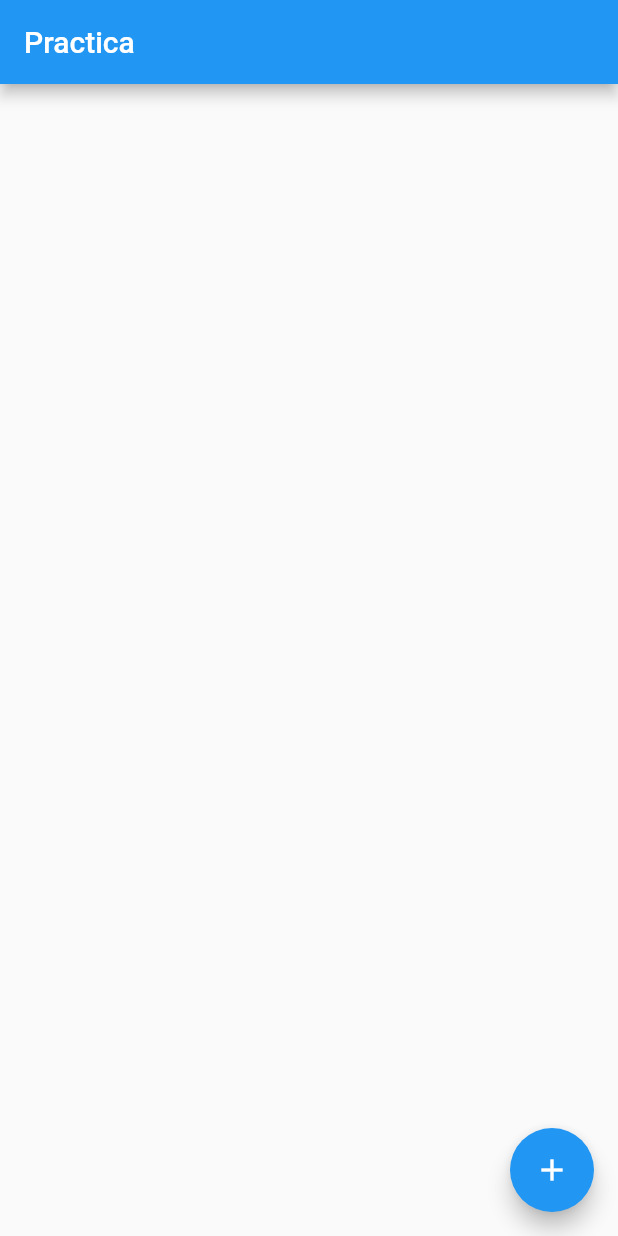
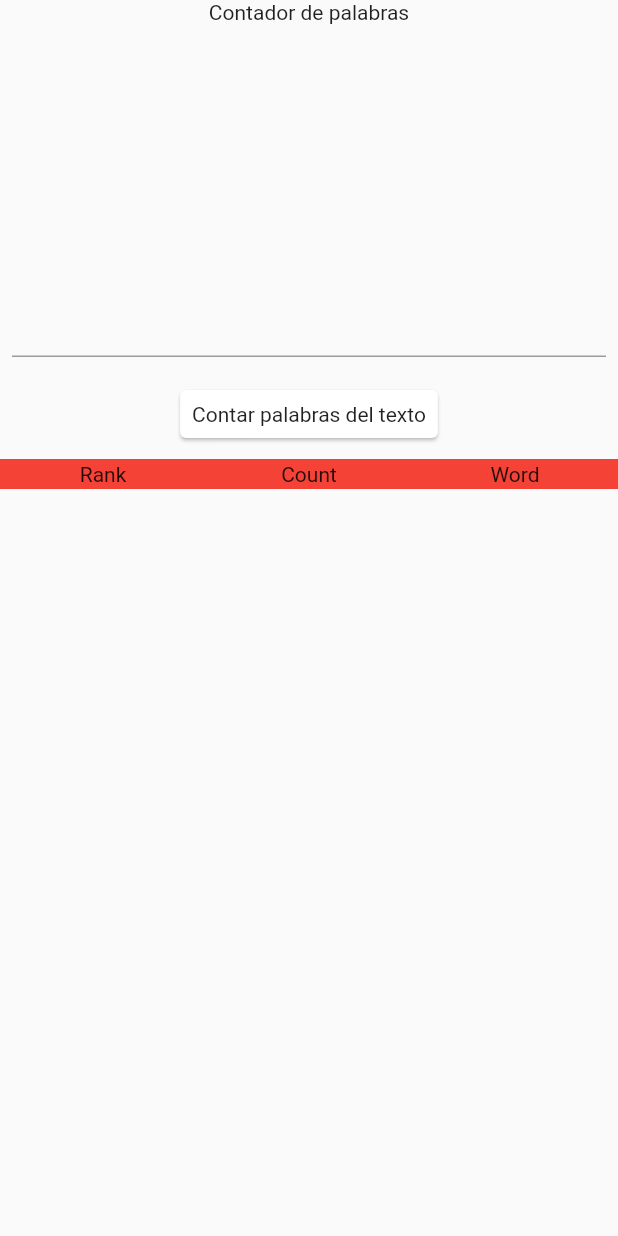
Before and after one commit to CristobalSandoval23/proyectos_realizados_app_ideas, a Flutter app: the screen it shows after launch, on a phone screen of 412 x 824 dp. Run offline on Flutter 3.47's test engine with Material 2 defaults, Android fonts, the phone set to English and light mode, and no system bars; our stand-ins replace firebase_core, flutter_bloc, get; missing offline and left inert: dart:html, pausable_timer; accounts and stored records are empty.

Commit message:
se termino el proyecto de contador de palabras repetidas en un texto

```diff
--- /dev/null
+++ b/lib/contador_palabras/page/contador_palabras_page.dart
@@ -0,0 +1,95 @@
+import 'package:flutter/material.dart';
+
+class ContadorPalabrasPage extends StatefulWidget {
+  const ContadorPalabrasPage({super.key});
+
+  @override
+  State<ContadorPalabrasPage> createState() => _ContadorPalabrasPageState();
+}
+
+class _ContadorPalabrasPageState extends State<ContadorPalabrasPage> {
+    String text = "";
+    List<TableRow> tableRow = [];
+    Map<String, int>  listaPalabras = {};
+    bool limpiar = false;
+    int contadorPalabras = 0;
+  @override
+  void initState() {
+    super.initState();
+  }
+  @override
+  void dispose() {
+    // TODO: implement dispose
+    super.dispose();
+  }
+  @override
+  Widget build(BuildContext context) {
+
+    return Scaffold(
+      body: SingleChildScrollView(
+        child: Column(
+          children:  [
+            const Text("Contador de palabras"),
+            Padding(
+              padding: const EdgeInsets.all(8.0),
+              child: TextFormField(
+                onChanged: (value)=> text = value,
+                minLines: 10,
+                maxLines: 10,
+              ),
+            ),
+            const SizedBox(height: 10,),
+             Card(child: Padding(
+              padding: const EdgeInsets.all(8.0),
+              child: GestureDetector(
+                onTap: () {
+                  listaPalabras.clear();
+                    setState(() {
+                  final stringList = text.split(" ");
+
+                 for (var element in stringList.toSet().toList()) {
+
+                      stringList.forEach((e) {
+                            if(e == element)contadorPalabras++;
+                      });
+                    if(element != "" ) listaPalabras.addAll({element:contadorPalabras});
+                    contadorPalabras = 0;
+                 }
+                    });
+                },
+                child: const Text("Contar palabras del texto")),
+            ),),
+            const SizedBox(height: 10,),
+            Table(
+                children: [
+                  TableRow(
+                    children: [
+                        Container(alignment: Alignment.center, height: 20, color: Colors.red,child: const Text("Rank"),),
+                        Container(alignment: Alignment.center,height: 20, color: Colors.red,child: const Text("Count"),),
+                        Container(alignment: Alignment.center, height: 20, color: Colors.red,child: const Text("Word"),),
+                    ]
+                  ),
+
+                ],
+            ),
+            Table(
+                children: data()
+            ),
+          ],
+        ),
+      ),
+    );
+  }
+
+
+List<TableRow> data() {
+  return List.generate(listaPalabras.length, (index) =>
+  TableRow(
+                  children: [
+                      Container(alignment: Alignment.center, height: 20, color: Colors.red,child: Text("${index+1}"),),
+                      Container(alignment: Alignment.center,height: 20, color: Colors.red,child:  Text("${listaPalabras.values.toList()[index]}"),),
+                      Container(alignment: Alignment.center, height: 20, color: Colors.red,child: Text(listaPalabras.keys.toList()[index]),),
+                  ]
+                ),);
+}
+}
--- a/lib/main.dart
+++ b/lib/main.dart
@@ -10,6 +10,7 @@ import 'package:proyectos_flutter/calculadora_cubit/bloc/calculadora/calculadora
 import 'package:proyectos_flutter/calculadora_cubit/page/calculadora_cubit_page.dart';
 import 'package:proyectos_flutter/calculadora_getx/page/calculadora_getx_page.dart';
 import 'package:proyectos_flutter/calculadora_singleton/page/calculadora_singleton_page.dart';
+import 'package:proyectos_flutter/contador_palabras/page/contador_palabras_page.dart';
 import 'package:proyectos_flutter/firebase_options.dart';
 
 import 'package:proyectos_flutter/bordes_radius_preview_app/page/bordes_radius_preview_page.dart';
@@ -69,7 +70,7 @@ class MyApp extends StatelessWidget {
       ],
       child: GetMaterialApp(
         debugShowCheckedModeBanner: false,
-        initialRoute: "practica_app",
+        initialRoute: "contador_palabras_app",
         routes: {
           "christma_lights": ( _ ) => const ChristmasLightsPage(),
           "bordes_radius_preview": ( _ ) => const BordesRadiusPreviewPage(),
@@ -90,6 +91,7 @@ class MyApp extends StatelessWidget {
           "pomodoro": ( _ ) =>  const PomodoroPage(),
           "squiz_app": ( _ ) =>  const SquizAppPage(),
           "practica_app": ( _ ) =>  const PracticaCRUDPage(),
+          "contador_palabras_app": ( _ ) =>  const ContadorPalabrasPage(),
         },
       ),
     );
```
